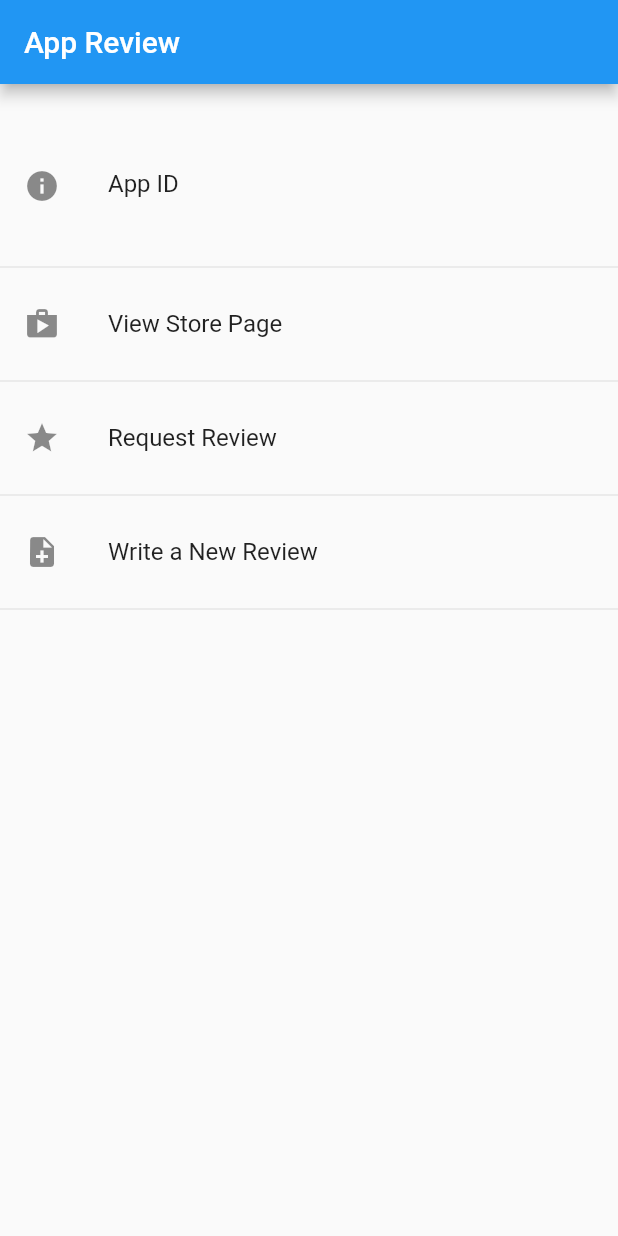
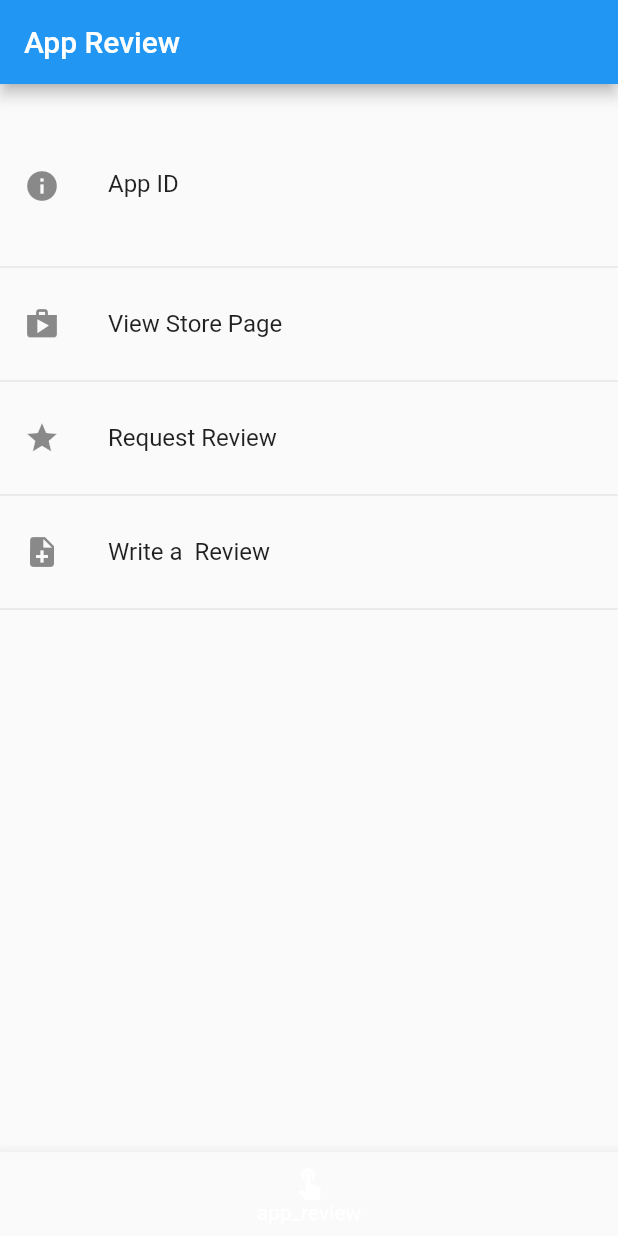
Before and after one commit to canisterism/flutter_sandbox, a Flutter app: the screen it shows after launch, on a phone screen of 412 x 824 dp. Run offline on Flutter 3.47's test engine with Material 2 defaults, Android fonts, the phone set to English and light mode, and no system bars; missing offline and left inert: app_review; statements that could not run were skipped.

Commit message:
:recycle: add routing

```diff
--- a/lib/main.dart
+++ b/lib/main.dart
@@ -1,115 +1,68 @@
 import 'package:app_review/app_review.dart';
 import 'package:flutter/material.dart';
+import 'package:flutter_sandbox/routes.dart';
+import 'package:flutter_sandbox/screens/app_review.dart';
 
 void main() => runApp(new MyApp());
 
-class MyApp extends StatefulWidget {
+class MyApp extends StatelessWidget {
+  const MyApp({Key key}) : super(key: key);
+
   @override
-  _MyAppState createState() => new _MyAppState();
+  Widget build(BuildContext context) {
+    return MaterialApp(
+      home: const HomeScreen(),
+      theme: ThemeData(
+        primarySwatch: MaterialColor(
+          0xFFFFFFFF,
+          const <int, Color>{
+            50: const Color(0xFFFFFFFF),
+            100: const Color(0xFFFFFFFF),
+            200: const Color(0xFFFFFFFF),
+            300: const Color(0xFFFFFFFF),
+            400: const Color(0xFFFFFFFF),
+            500: const Color(0xFFFFFFFF),
+            600: const Color(0xFFFFFFFF),
+            700: const Color(0xFFFFFFFF),
+            800: const Color(0xFFFFFFFF),
+            900: const Color(0xFFFFFFFF),
+          },
+        ),
+      ),
+      routes: routes,
+    );
+  }
 }
 
-class _MyAppState extends State<MyApp> {
+class HomeScreen extends StatefulWidget {
+  const HomeScreen({Key key}) : super(key: key);
+  static final routeName = '/home';
   @override
-  initState() {
-    super.initState();
-    AppReview.getAppID.then((onValue) {
-      setState(() {
-        appID = onValue;
-      });
-      print("App ID" + appID);
+  _HomeScreenState createState() => _HomeScreenState();
+}
+
+class _HomeScreenState extends State<HomeScreen> {
+  final List<Widget> _children = [AppReviewScreen()];
+
+  int _currentIndex = 0;
+
+  _onTapped(int index) {
+    setState(() {
+      _currentIndex = index;
     });
   }
 
-  String appID = "";
-  String output = "";
-
   @override
   Widget build(BuildContext context) {
-    return new MaterialApp(
-      home: new Scaffold(
-        appBar: new AppBar(
-          title: new Text('App Review'),
-        ),
-        body: new SingleChildScrollView(
-          child: new ListBody(
-            children: <Widget>[
-              new Container(
-                height: 40.0,
-              ),
-              new ListTile(
-                leading: new Icon(Icons.info),
-                title: new Text('App ID'),
-                subtitle: new Text(appID),
-                onTap: () {
-                  AppReview.getAppID.then((onValue) {
-                    setState(() {
-                      output = onValue;
-                    });
-                    print(onValue);
-                  });
-                },
-              ),
-              new Divider(
-                height: 20.0,
-              ),
-              new ListTile(
-                leading: new Icon(
-                  Icons.shop,
-                ),
-                title: new Text('View Store Page'),
-                onTap: () {
-                  AppReview.storeListing.then((onValue) {
-                    setState(() {
-                      output = onValue;
-                    });
-                    print(onValue);
-                  });
-                },
-              ),
-              new Divider(
-                height: 20.0,
-              ),
-              new ListTile(
-                leading: new Icon(
-                  Icons.star,
-                ),
-                title: new Text('Request Review'),
-                onTap: () {
-                  AppReview.requestReview.then((onValue) {
-                    setState(() {
-                      output = onValue;
-                    });
-                    print(onValue);
-                  });
-                },
-              ),
-              new Divider(
-                height: 20.0,
-              ),
-              new ListTile(
-                leading: new Icon(
-                  Icons.note_add,
-                ),
-                title: new Text('Write a New Review'),
-                onTap: () {
-                  AppReview.writeReview.then((onValue) {
-                    setState(() {
-                      output = onValue;
-                    });
-                    print(onValue);
-                  });
-                },
-              ),
-              new Divider(
-                height: 20.0,
-              ),
-              new ListTile(
-                title: new Text(output),
-              ),
-            ],
-          ),
-        ),
-      ),
+    return Scaffold(
+      body: _children[_currentIndex],
+      bottomNavigationBar: BottomNavigationBar(
+          currentIndex: _currentIndex,
+          onTap: _onTapped,
+          items: [
+            BottomNavigationBarItem(
+                icon: Icon(Icons.touch_app), title: Text('app_review')),
+          ]),
     );
   }
 }
--- /dev/null
+++ b/lib/routes.dart
@@ -0,0 +1,6 @@
+import 'package:flutter/material.dart';
+import 'package:flutter_sandbox/main.dart';
+
+Map<String, Widget Function(BuildContext context)> routes = {
+  HomeScreen.routeName: (context) => HomeScreen(),
+};
--- /dev/null
+++ b/lib/screens/app_review.dart
@@ -0,0 +1,106 @@
+import 'package:app_review/app_review.dart';
+import 'package:flutter/material.dart';
+
+class AppReviewScreen extends StatefulWidget {
+  const AppReviewScreen({Key key}) : super(key: key);
+  static String routeName = '/home';
+
+  @override
+  _AppReviewScreenState createState() => _AppReviewScreenState();
+}
+
+class _AppReviewScreenState extends State<AppReviewScreen> {
+  @override
+  initState() {
+    super.initState();
+    AppReview.getAppID.then((onValue) {
+      setState(() {
+        appID = onValue;
+      });
+      print("App ID" + appID);
+    });
+  }
+
+  String appID = "";
+  String output = "";
+
+  @override
+  Widget build(BuildContext context) {
+    return MaterialApp(
+      home: Scaffold(
+        appBar: AppBar(
+          title: const Text('App Review'),
+        ),
+        body: SingleChildScrollView(
+          child: ListBody(
+            children: <Widget>[
+              SizedBox.fromSize(size: Size(0, 40.0)),
+              ListTile(
+                leading: const Icon(Icons.info),
+                title: const Text('App ID'),
+                subtitle: Text(appID),
+                onTap: () {
+                  AppReview.getAppID.then((onValue) {
+                    setState(() {
+                      output = onValue;
+                    });
+                    print(onValue);
+                  });
+                },
+              ),
+              const Divider(height: 20.0),
+              ListTile(
+                leading: const Icon(
+                  Icons.shop,
+                ),
+                title: const Text('View Store Page'),
+                onTap: () {
+                  AppReview.storeListing.then((onValue) {
+                    setState(() {
+                      output = onValue;
+                    });
+                    print(onValue);
+                  });
+                },
+              ),
+              const Divider(height: 20.0),
+              ListTile(
+                leading: const Icon(
+                  Icons.star,
+                ),
+                title: const Text('Request Review'),
+                onTap: () {
+                  AppReview.requestReview.then((onValue) {
+                    setState(() {
+                      output = onValue;
+                    });
+                    print(onValue);
+                  });
+                },
+              ),
+              const Divider(height: 20.0),
+              ListTile(
+                leading: const Icon(
+                  Icons.note_add,
+                ),
+                title: const Text('Write a  Review'),
+                onTap: () {
+                  AppReview.writeReview.then((onValue) {
+                    setState(() {
+                      output = onValue;
+                    });
+                    print(onValue);
+                  });
+                },
+              ),
+              const Divider(height: 20.0),
+              ListTile(
+                title: Text(output),
+              ),
+            ],
+          ),
+        ),
+      ),
+    );
+  }
+}
```
